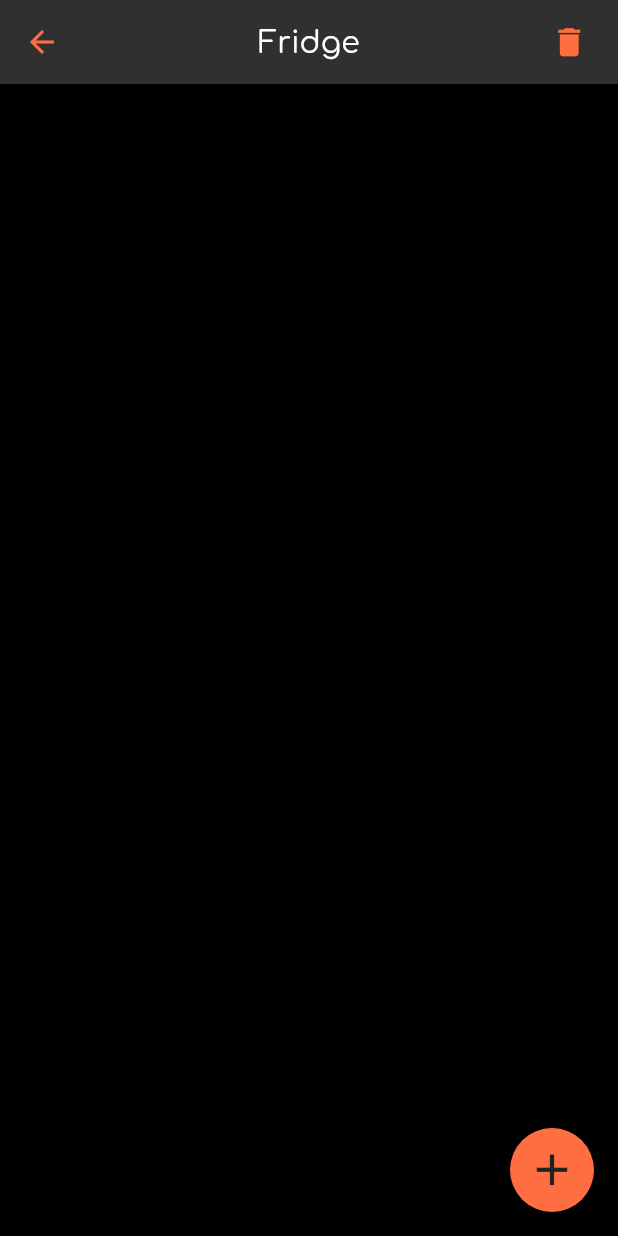
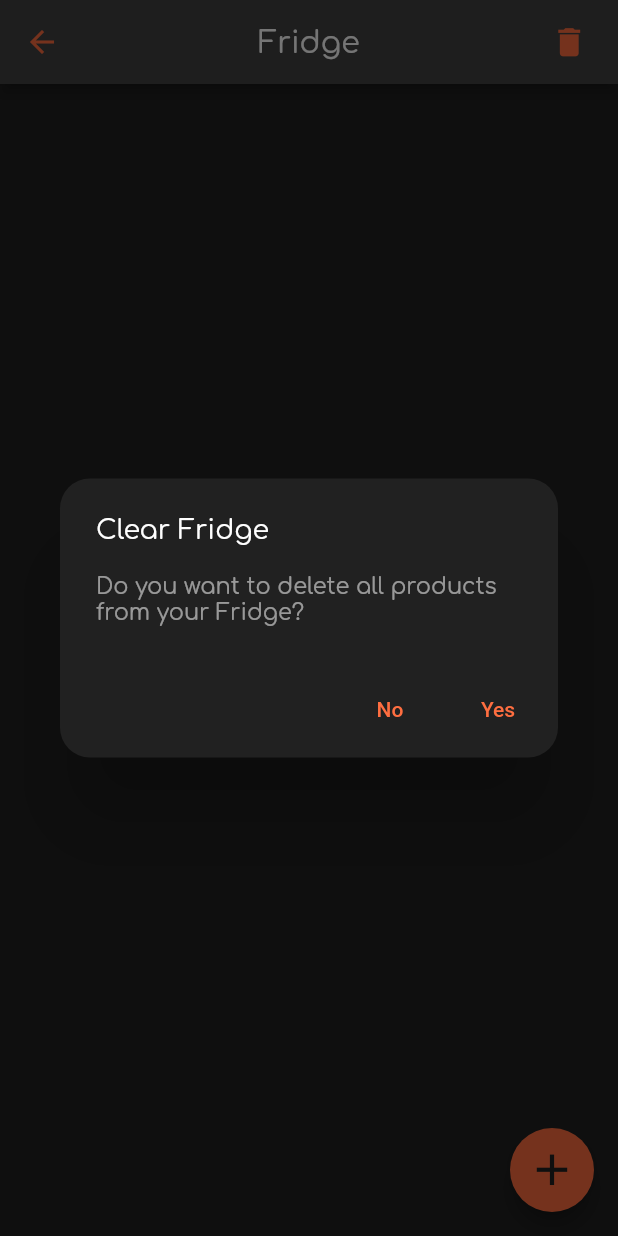
Before and after one commit to adelnasyrov/FridgeXLight-Flutter, a Flutter app: the Fridge screen opened by its route, after a tap on the "delete" icon, on a phone screen of 412 x 824 dp. Run offline on Flutter 3.47's test engine with Material 2 defaults, Android fonts, the phone set to English and light mode, and no system bars; our stand-ins replace fluttertoast, sqflite; accounts and stored records are empty.

Commit message:
fridge clear alert dialog added

```diff
--- a/lib/database/database_helper.dart
+++ b/lib/database/database_helper.dart
@@ -189,4 +189,9 @@ class DBHelper {
     }
     return ingredientsMeasureList;
   }
+
+  Future<void> clearFridge() async {
+    var dbCursor = await db;
+    await dbCursor!.rawQuery('UPDATE products SET is_in_fridge = 0');
+  }
 }
--- a/lib/main.dart
+++ b/lib/main.dart
@@ -5,6 +5,7 @@ import 'package:cook_it/pages/recipe_screen.dart';
 import 'package:cook_it/pages/recipes.dart';
 import 'package:cook_it/pages/search.dart';
 import 'package:flutter/material.dart';
+import 'package:flutter/services.dart';
 
 void main() async {
   WidgetsFlutterBinding.ensureInitialized();
@@ -62,6 +63,8 @@ class _MainPageState extends State<MainPage> {
 
   @override
   Widget build(BuildContext context) {
+    SystemChrome.setSystemUIOverlayStyle(
+        SystemUiOverlayStyle(statusBarColor: Colors.grey[800]));
     return Scaffold(
       body: screens[currentIndex],
       bottomNavigationBar: BottomNavigationBar(
@@ -71,7 +74,7 @@ class _MainPageState extends State<MainPage> {
         showUnselectedLabels: false,
         onTap: (index) => setState(() => currentIndex = index),
         currentIndex: currentIndex,
-        backgroundColor: Colors.grey[850],
+        backgroundColor: Colors.grey[800],
         fixedColor: Colors.deepOrangeAccent,
         unselectedItemColor: Colors.white70,
         items: const [
--- a/lib/pages/add_product.dart
+++ b/lib/pages/add_product.dart
@@ -46,9 +46,9 @@ class _AddProductState extends State<AddProduct> {
     String category = arguments["list"];
     getData(category);
     return Scaffold(
-      backgroundColor: Colors.black,
+      backgroundColor: Colors.grey[900],
       appBar: AppBar(
-        backgroundColor: Colors.grey[850],
+        backgroundColor: Colors.grey[800],
         title: const Text(
           "Products",
           style: TextStyle(
@@ -102,7 +102,7 @@ class _AddProductState extends State<AddProduct> {
                 checkColor: Colors.grey[900],
               ),
             ),
-            color: Colors.grey[900],
+            color: Colors.grey[850],
           );
         },
         itemCount: productsList.length,
--- a/lib/pages/categories.dart
+++ b/lib/pages/categories.dart
@@ -34,9 +34,9 @@ class _CategoriesState extends State<Categories> {
   @override
   Widget build(BuildContext context) {
     return Scaffold(
-      backgroundColor: Colors.black,
+      backgroundColor: Colors.grey[900],
       appBar: AppBar(
-        backgroundColor: Colors.grey[850],
+        backgroundColor: Colors.grey[800],
         title: const Text(
           "Categories",
           style: TextStyle(
@@ -82,7 +82,7 @@ class _CategoriesState extends State<Categories> {
                     arguments: {"list": categoryList[index].category});
               },
             ),
-            color: Colors.grey[900],
+            color: Colors.grey[850],
           );
         },
         itemCount: categoryList.length,
--- a/lib/pages/fridge.dart
+++ b/lib/pages/fridge.dart
@@ -28,11 +28,16 @@ class _FridgeState extends State<Fridge> {
     List<Product> productsList = await dbHelper.getProducts();
     List<String> productsCategories = await getImages(productsList);
     setState(
-          () {
+      () {
         fridgeList = productsList;
         categoriesImage = productsCategories;
       },
     );
+  }
+
+  Future<void> clearFridge() async {
+    var dbHelper = DBHelper();
+    await dbHelper.clearFridge();
   }
 
   Future<void> removeProduct(product) async {
@@ -46,10 +51,10 @@ class _FridgeState extends State<Fridge> {
       getData();
     });
     var scaffold = Scaffold(
-      backgroundColor: Colors.black,
+      backgroundColor: Colors.grey[900],
       appBar: AppBar(
         centerTitle: true,
-        backgroundColor: Colors.grey[850],
+        backgroundColor: Colors.grey[800],
         title: const Text(
           "Fridge",
           style: TextStyle(
@@ -61,7 +66,64 @@ class _FridgeState extends State<Fridge> {
           Padding(
               padding: const EdgeInsets.only(right: 20.0),
               child: GestureDetector(
-                onTap: () {},
+                onTap: () {
+                  AlertDialog remove = AlertDialog(
+                    shape: RoundedRectangleBorder(
+                      borderRadius: BorderRadius.circular(20),
+                    ),
+                    backgroundColor: Colors.grey[900],
+                    title: const Text(
+                      'Clear Fridge',
+                      style: TextStyle(
+                          color: Colors.white,
+                          fontFamily: "Comfort",
+                          fontSize: 18),
+                    ),
+                    content: SingleChildScrollView(
+                      child: ListBody(
+                        children: const <Widget>[
+                          Text(
+                            'Do you want to delete all products from your Fridge?',
+                            style: TextStyle(
+                                color: Colors.white54,
+                                fontFamily: "Comfort",
+                                fontSize: 15),
+                          )
+                        ],
+                      ),
+                    ),
+                    actions: <Widget>[
+                      TextButton(
+                        child: const Text(
+                          'No',
+                          style: TextStyle(color: Colors.deepOrangeAccent),
+                        ),
+                        onPressed: () {
+                          Navigator.of(context).pop();
+                        },
+                      ),
+                      TextButton(
+                        child: const Text(
+                          'Yes',
+                          style: TextStyle(color: Colors.deepOrangeAccent),
+                        ),
+                        onPressed: () {
+                          setState(() {
+                            clearFridge();
+                            fridgeList = [];
+                            categoriesImage = [];
+                          });
+                          Navigator.of(context).pop();
+                        },
+                      ),
+                    ],
+                  );
+                  showDialog(
+                      context: context,
+                      builder: (BuildContext context) {
+                        return remove;
+                      });
+                },
                 child: const Icon(
                   Icons.delete,
                   color: Colors.deepOrangeAccent,
@@ -72,6 +134,16 @@ class _FridgeState extends State<Fridge> {
       ),
       body: ListView.builder(
         itemBuilder: (BuildContext context, int index) {
+          if (fridgeList.length == 0) {
+            return Container(
+              child: Center(
+                child: Text(
+                  "Add products to fridge by tapping + button",
+                  style: TextStyle(color: Colors.white54),
+                ),
+              ),
+            );
+          }
           return Dismissible(
             direction: DismissDirection.endToStart,
             onDismissed: (direction) {
@@ -84,7 +156,7 @@ class _FridgeState extends State<Fridge> {
                   toastLength: Toast.LENGTH_SHORT, // length
                   gravity: ToastGravity.BOTTOM, // location
                   timeInSecForIosWeb: 1 // duration
-                  );
+              );
               setState(() {
                 removeProduct(fridgeList[index].product);
                 fridgeList.removeAt(index);
@@ -110,7 +182,7 @@ class _FridgeState extends State<Fridge> {
                   size: 30,
                 ),
               ),
-              color: Colors.grey[900],
+              color: Colors.grey[850],
             ),
           );
         },
--- a/lib/pages/recipe_screen.dart
+++ b/lib/pages/recipe_screen.dart
@@ -61,7 +61,7 @@ class _RecipeScreenState extends State<RecipeScreen>
               recipe: recipe),
         ],
       ),
-      backgroundColor: Colors.black,
+      backgroundColor: Colors.grey[900],
     );
   }
 }
--- a/lib/pages/recipes.dart
+++ b/lib/pages/recipes.dart
@@ -12,7 +12,7 @@ class _RecipesState extends State<Recipes> {
   Widget build(BuildContext context) {
     return Scaffold(
         appBar: AppBar(
-          backgroundColor: Colors.grey[850],
+          backgroundColor: Colors.grey[800],
           title: const Text(
             "Recipes",
             style: TextStyle(
--- a/lib/widgets/app_bar.dart
+++ b/lib/widgets/app_bar.dart
@@ -10,7 +10,7 @@ class CustomAppBar extends StatelessWidget implements PreferredSizeWidget {
   Widget build(BuildContext context) {
     return AppBar(
       centerTitle: true,
-      backgroundColor: Colors.grey[850],
+      backgroundColor: Colors.grey[800],
       title: Text(
         heading,
         style: TextStyle(
@@ -23,5 +23,5 @@ class CustomAppBar extends StatelessWidget implements PreferredSizeWidget {
 
   @override
   // TODO: implement preferredSize
-  Size get preferredSize => const Size.fromHeight(55.0);
+  Size get preferredSize => const Size.fromHeight(56.0);
 }
--- a/lib/widgets/info_cards/calories_card.dart
+++ b/lib/widgets/info_cards/calories_card.dart
@@ -15,7 +15,7 @@ class CaloriesCard extends StatelessWidget {
       child: Card(
         shape: RoundedRectangleBorder(
             borderRadius: BorderRadius.all(Radius.circular(12))),
-        color: Colors.grey[850],
+        color: Colors.grey[800],
         child: Column(children: [
           Padding(
               padding: EdgeInsets.only(top: 8, bottom: 8),
--- a/lib/widgets/info_cards/carbohydrates_card.dart
+++ b/lib/widgets/info_cards/carbohydrates_card.dart
@@ -15,7 +15,7 @@ class CarbohydratesCard extends StatelessWidget {
       child: Card(
         shape: RoundedRectangleBorder(
             borderRadius: BorderRadius.all(Radius.circular(12))),
-        color: Colors.grey[850],
+        color: Colors.grey[800],
         child: Column(children: [
           Padding(
               padding: EdgeInsets.only(top: 8, bottom: 8),
--- a/lib/widgets/info_cards/categories_card.dart
+++ b/lib/widgets/info_cards/categories_card.dart
@@ -14,7 +14,7 @@ class CategoriesCard extends StatelessWidget {
       child: Card(
         shape: RoundedRectangleBorder(
             borderRadius: BorderRadius.all(Radius.circular(12))),
-        color: Colors.grey[850],
+        color: Colors.grey[800],
         child: Column(children: [
           Padding(
               padding: EdgeInsets.only(top: 8, bottom: 8),
--- a/lib/widgets/info_cards/fats_card.dart
+++ b/lib/widgets/info_cards/fats_card.dart
@@ -15,7 +15,7 @@ class FatsCard extends StatelessWidget {
       child: Card(
         shape: RoundedRectangleBorder(
             borderRadius: BorderRadius.all(Radius.circular(12))),
-        color: Colors.grey[850],
+        color: Colors.grey[800],
         child: Column(children: [
           Padding(
               padding: EdgeInsets.only(top: 8, bottom: 8),
--- a/lib/widgets/info_cards/proteins_card.dart
+++ b/lib/widgets/info_cards/proteins_card.dart
@@ -36,7 +36,7 @@ class ProteinsCard extends StatelessWidget {
                       color: Colors.white, fontFamily: "Comfort", fontSize: 12),
                   textAlign: TextAlign.center)),
         ]),
-        color: Colors.grey[850],
+        color: Colors.grey[800],
       ),
     );
   }
--- a/lib/widgets/info_cards/source_card.dart
+++ b/lib/widgets/info_cards/source_card.dart
@@ -14,7 +14,7 @@ class SourceCard extends StatelessWidget {
       child: Card(
         shape: RoundedRectangleBorder(
             borderRadius: BorderRadius.all(Radius.circular(12))),
-        color: Colors.grey[850],
+        color: Colors.grey[800],
         child: Column(children: [
           Padding(
               padding: EdgeInsets.only(top: 8, bottom: 8),
--- a/lib/widgets/info_cards/time_card.dart
+++ b/lib/widgets/info_cards/time_card.dart
@@ -35,7 +35,7 @@ class TimeCard extends StatelessWidget {
                       color: Colors.white, fontFamily: "Comfort", fontSize: 12),
                   textAlign: TextAlign.center)),
         ]),
-        color: Colors.grey[850],
+        color: Colors.grey[800],
       ),
     );
   }
--- a/pubspec.yaml
+++ b/pubspec.yaml
@@ -249,6 +249,10 @@ flutter:
     - family: Comfort
       fonts:
         - asset: fonts/Comfortaa-Regular.ttf
+
+    - family: Andika
+      fonts:
+        - asset: fonts/AndikaNewBasic-R.ttf
   #
   # For details regarding fonts from package dependencies,
   # see https://flutter.dev/custom-fonts/#from-packages
```
Also changed, not shown: lib/pages/search.dart (+12 -21 lines), fonts/AndikaNewBasic-R.ttf (added).
